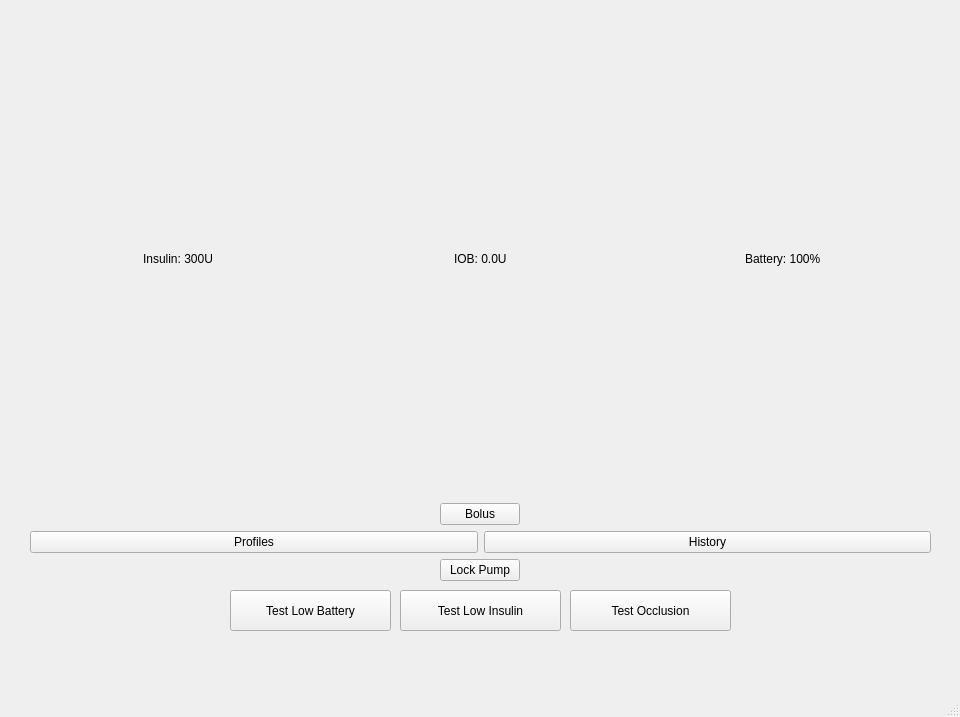
Old version of the form src/mainwindow.ui in the repository saadhumayun20/Insulin-Pump-Simulator.
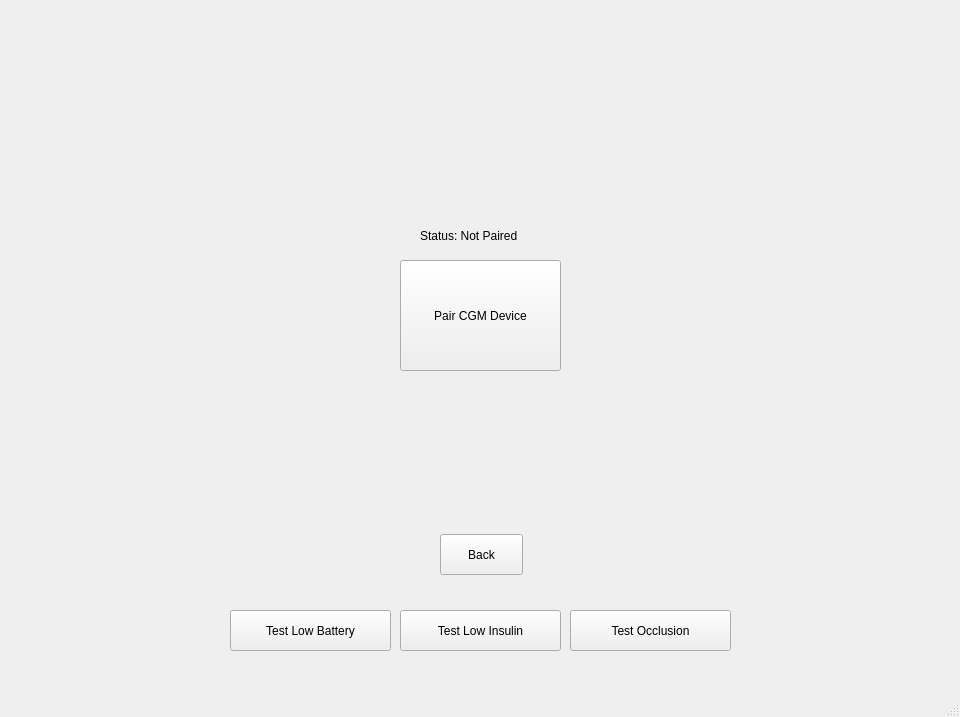
New version of the form. The open tabs and pages were chosen to show the change. Custom widgets are drawn as their Qt base class.

Patch:
```diff
--- a/src/mainwindow.ui
+++ b/src/mainwindow.ui
@@ -350,12 +350,81 @@
       </property>
      </widget>
     </widget>
+    <widget class="QWidget" name="settingsPage">
+     <widget class="QPushButton" name="btnPairCGM">
+      <property name="geometry">
+       <rect>
+        <x>380</x>
+        <y>250</y>
+        <width>161</width>
+        <height>111</height>
+       </rect>
+      </property>
+      <property name="text">
+       <string>Pair CGM Device</string>
+      </property>
+     </widget>
+     <widget class="QPushButton" name="btnBack_5">
+      <property name="geometry">
+       <rect>
+        <x>420</x>
+        <y>524</y>
+        <width>83</width>
+        <height>41</height>
+       </rect>
+      </property>
+      <property name="text">
+       <string>Back</string>
+      </property>
+     </widget>
+     <widget class="QLabel" name="lblCGMStatus">
+      <property name="geometry">
+       <rect>
+        <x>400</x>
+        <y>210</y>
+        <width>171</width>
+        <height>31</height>
+       </rect>
+      </property>
+      <property name="text">
+       <string>Status: Not Paired</string>
+      </property>
+     </widget>
+    </widget>
+    <widget class="QWidget" name="maintenanceScreen">
+     <widget class="QPushButton" name="btnPrime">
+      <property name="geometry">
+       <rect>
+        <x>380</x>
+        <y>240</y>
+        <width>161</width>
+        <height>81</height>
+       </rect>
+      </property>
+      <property name="text">
+       <string>Prime Infusion</string>
+      </property>
+     </widget>
+     <widget class="QPushButton" name="btnBack_4">
+      <property name="geometry">
+       <rect>
+        <x>420</x>
+        <y>330</y>
+        <width>80</width>
+        <height>41</height>
+       </rect>
+      </property>
+      <property name="text">
+       <string>Back</string>
+      </property>
+     </widget>
+    </widget>
    </widget>
    <widget class="QPushButton" name="btnTestLowInsulin">
     <property name="geometry">
      <rect>
       <x>400</x>
-      <y>590</y>
+      <y>610</y>
       <width>161</width>
       <height>41</height>
      </rect>
@@ -368,7 +437,7 @@
     <property name="geometry">
      <rect>
       <x>230</x>
-      <y>590</y>
+      <y>610</y>
       <width>161</width>
       <height>41</height>
      </rect>
@@ -381,7 +450,7 @@
     <property name="geometry">
      <rect>
       <x>570</x>
-      <y>590</y>
+      <y>610</y>
       <width>161</width>
       <height>41</height>
      </rect>
```
Left out of the diff: 47 changed lines with no effect on the pictures.
